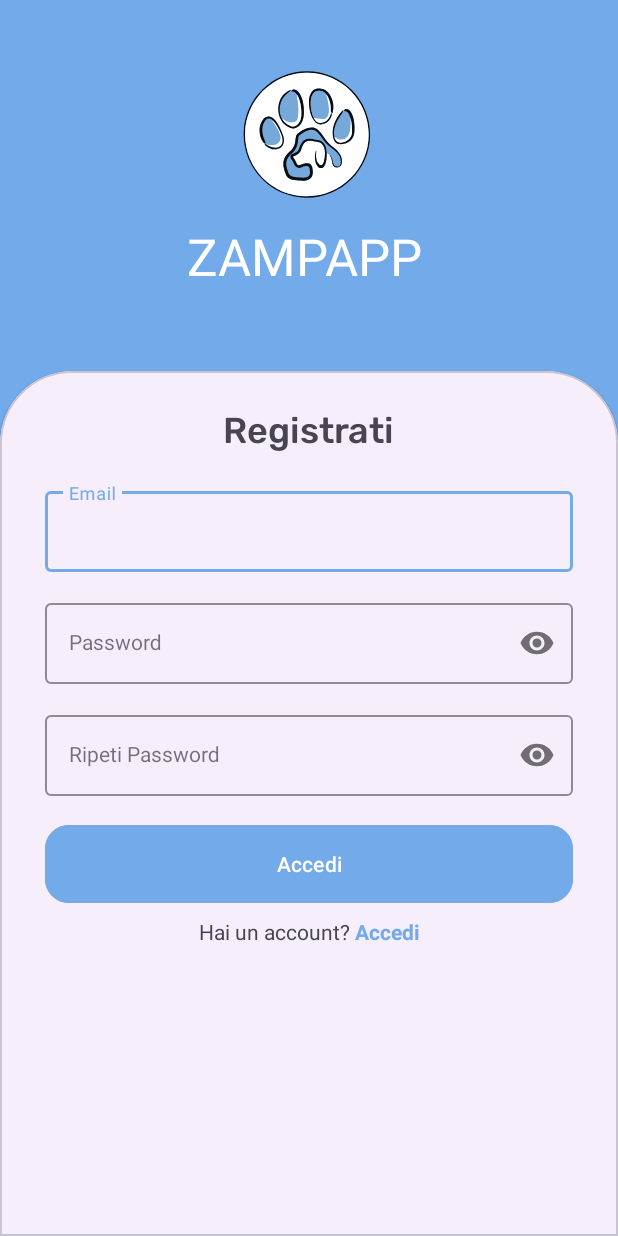
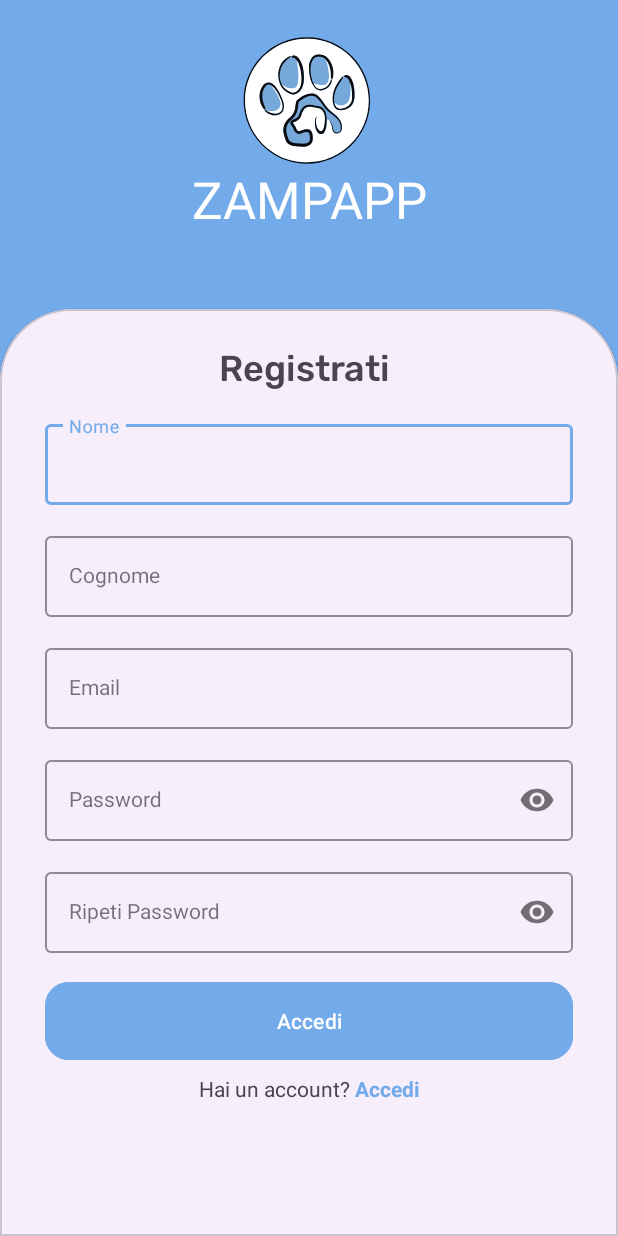
Before and after one commit to Enricomincio/Zampapp, an Android app: the SignUpActivity screen opened directly, with no data from a screen before it, on a phone screen of 412 x 824 dp. Run offline under Robolectric (Android 15) with nearby library versions, the phone set to English and light mode, and no system bars; our stand-ins replace Firebase (no records; nobody signed in at launch, a user with empty details on screens opened directly); Roboto replaces fonts that are not available here.

Commit message:
sing up con ui giusta

```diff
--- a/app/src/main/res/layout/activity_sign_up.xml
+++ b/app/src/main/res/layout/activity_sign_up.xml
@@ -8,16 +8,17 @@
     tools:context=".SignUpActivity">
 
 
+    <!-- Logo -->
     <ImageView
         android:id="@+id/logoImageView"
         android:layout_width="150dp"
         android:layout_height="100dp"
         android:layout_gravity="center"
+        android:layout_marginTop="24dp"
         android:clickable="true"
         android:focusable="true"
         android:scaleType="centerCrop"
         android:src="@drawable/logo_no_background"
-        app:layout_constraintBottom_toBottomOf="@+id/textView4"
         app:layout_constraintEnd_toEndOf="parent"
         app:layout_constraintStart_toStartOf="parent"
         app:layout_constraintTop_toTopOf="parent" />
@@ -26,6 +27,7 @@
         android:id="@+id/textView4"
         android:layout_width="wrap_content"
         android:layout_height="wrap_content"
+        android:layout_marginTop="110dp"
         android:fontFamily="@font/atma_semibold"
         android:lineSpacingExtra="8sp"
         android:text="ZAMPAPP"
@@ -33,20 +35,18 @@
         android:textColor="@color/white"
         android:textSize="34sp"
         android:typeface="normal"
-        app:layout_constraintBottom_toBottomOf="parent"
         app:layout_constraintEnd_toEndOf="parent"
-        app:layout_constraintHorizontal_bias="0.488"
         app:layout_constraintStart_toStartOf="parent"
-        app:layout_constraintTop_toTopOf="parent"
-        app:layout_constraintVertical_bias="0.19" />
+        app:layout_constraintTop_toTopOf="parent" />
 
     <androidx.constraintlayout.widget.Guideline
         android:id="@+id/guideline2"
         android:layout_width="wrap_content"
         android:layout_height="wrap_content"
         android:orientation="horizontal"
-        app:layout_constraintGuide_percent=".3" />
+        app:layout_constraintGuide_percent=".25" />
 
+    <!-- CardView con le form -->
     <com.google.android.material.card.MaterialCardView
         android:layout_width="match_parent"
         style="@style/custom_card_view."
@@ -58,10 +58,11 @@
             android:layout_width="match_parent"
             android:layout_height="match_parent">
 
+            <!-- Titolo Registrati -->
             <TextView
                 android:id="@+id/textView2"
-                android:layout_width="wrap_content"
-                android:layout_height="wrap_content"
+                android:layout_width="120dp"
+                android:layout_height="34dp"
                 android:layout_marginTop="8dp"
                 android:fontFamily="@font/rubik_medium"
                 android:text="Registrati"
@@ -69,6 +70,91 @@
                 app:layout_constraintEnd_toEndOf="parent"
                 app:layout_constraintStart_toStartOf="parent"
                 app:layout_constraintTop_toTopOf="parent" />
+
+            <!-- Form Nome e Cognome (orizzontale) -->
+
+            <!-- Form Data di Nascita e Sesso (orizzontale) -->
+
+            <!-- Email -->
+
+            <com.google.android.material.textfield.TextInputLayout
+                android:id="@+id/nomeLayout"
+                style="@style/LoginTextInputOuterFieldStyle"
+                android:layout_width="match_parent"
+                android:layout_height="wrap_content"
+                android:layout_marginStart="16dp"
+                android:layout_marginEnd="16dp"
+                android:layout_weight="1"
+                app:boxStrokeColor="@color/ble"
+                app:hintTextColor="@color/ble"
+                app:layout_constraintEnd_toEndOf="parent"
+                app:layout_constraintStart_toStartOf="parent"
+                app:layout_constraintTop_toBottomOf="@+id/textView2">
+
+                <com.google.android.material.textfield.TextInputEditText
+                    android:id="@+id/nomeEt"
+                    style="@style/LoginTextInputInnerFieldStyle"
+                    android:layout_width="match_parent"
+                    android:layout_height="wrap_content"
+                    android:hint="Nome" />
+            </com.google.android.material.textfield.TextInputLayout>
+
+            <com.google.android.material.textfield.TextInputLayout
+                android:id="@+id/cognomeLayout"
+                style="@style/LoginTextInputOuterFieldStyle"
+                android:layout_width="match_parent"
+                android:layout_height="wrap_content"
+                android:layout_marginStart="16dp"
+                android:layout_marginEnd="16dp"
+                android:layout_weight="1"
+                app:boxStrokeColor="@color/ble"
+                app:hintTextColor="@color/ble"
+                app:layout_constraintEnd_toEndOf="parent"
+                app:layout_constraintStart_toStartOf="parent"
+                app:layout_constraintTop_toBottomOf="@+id/nomeLayout">
+
+                <com.google.android.material.textfield.TextInputEditText
+                    android:id="@+id/cognomeEt"
+                    style="@style/LoginTextInputInnerFieldStyle"
+                    android:layout_width="match_parent"
+                    android:layout_height="wrap_content"
+                    android:hint="Cognome" />
+            </com.google.android.material.textfield.TextInputLayout>
+
+            <!-- Password -->
+
+            <!-- Conferma Password -->
+
+            <!-- Bottone Registrati -->
+
+            <!-- Link per accedere se si ha già un account -->
+
+            <com.google.android.material.textfield.TextInputLayout
+                android:id="@+id/confirmPasswordLayout"
+                style="@style/LoginTextInputOuterFieldStyle"
+                android:layout_width="match_parent"
+                android:layout_height="wrap_content"
+                android:layout_marginHorizontal="16dp"
+                android:layout_marginStart="16dp"
+                android:layout_marginEnd="16dp"
+                app:boxStrokeColor="@color/ble"
+                app:hintTextColor="@color/ble"
+                app:layout_constraintEnd_toEndOf="parent"
+                app:layout_constraintHorizontal_bias="1.0"
+                app:layout_constraintStart_toStartOf="parent"
+                app:layout_constraintTop_toBottomOf="@+id/passwordLayout"
+                app:passwordToggleEnabled="true">
+
+                <com.google.android.material.textfield.TextInputEditText
+                    android:id="@+id/confirmPassEt"
+                    style="@style/LoginTextInputInnerFieldStyle"
+                    android:layout_width="match_parent"
+                    android:layout_height="wrap_content"
+                    android:hint="Ripeti Password"
+                    android:inputType="textPassword"
+                    tools:layout_editor_absoluteX="32dp"
+                    tools:layout_editor_absoluteY="446dp" />
+            </com.google.android.material.textfield.TextInputLayout>
 
             <com.google.android.material.textfield.TextInputLayout
                 android:id="@+id/emailLayout"
@@ -79,7 +165,7 @@
                 app:hintTextColor="@color/ble"
                 app:layout_constraintEnd_toEndOf="parent"
                 app:layout_constraintStart_toStartOf="parent"
-                app:layout_constraintTop_toBottomOf="@+id/textView2">
+                app:layout_constraintTop_toBottomOf="@+id/cognomeLayout">
 
                 <com.google.android.material.textfield.TextInputEditText
                     android:id="@+id/emailEt"
@@ -89,67 +175,6 @@
                     android:hint="Email"
                     android:inputType="textEmailAddress" />
             </com.google.android.material.textfield.TextInputLayout>
-
-            <com.google.android.material.textfield.TextInputLayout
-                android:id="@+id/passwordLayout"
-                style="@style/LoginTextInputOuterFieldStyle"
-                android:layout_width="match_parent"
-                android:layout_height="wrap_content"
-                android:layout_marginHorizontal="16dp"
-                app:boxStrokeColor="@color/ble"
-                app:hintTextColor="@color/ble"
-                app:layout_constraintEnd_toEndOf="parent"
-                app:layout_constraintStart_toStartOf="parent"
-                app:layout_constraintTop_toBottomOf="@+id/emailLayout"
-                app:passwordToggleEnabled="true">
-
-                <com.google.android.material.textfield.TextInputEditText
-                    android:id="@+id/passET"
-                    style="@style/LoginTextInputInnerFieldStyle"
-                    android:layout_width="match_parent"
-                    android:layout_height="wrap_content"
-                    android:hint="Password"
-                    android:inputType="textPassword" />
-            </com.google.android.material.textfield.TextInputLayout>
-
-            <com.google.android.material.textfield.TextInputLayout
-                android:id="@+id/confirmPasswordLayout"
-                style="@style/LoginTextInputOuterFieldStyle"
-                android:layout_width="match_parent"
-                android:layout_height="wrap_content"
-                android:layout_marginHorizontal="16dp"
-                android:layout_marginTop="15dp"
-                app:boxStrokeColor="@color/ble"
-                app:hintTextColor="@color/ble"
-                app:layout_constraintEnd_toEndOf="parent"
-                app:layout_constraintStart_toStartOf="parent"
-                app:layout_constraintTop_toBottomOf="@+id/passwordLayout"
-                app:passwordToggleEnabled="true">
-
-                <com.google.android.material.textfield.TextInputEditText
-                    android:id="@+id/confirmPassEt"
-                    style="@style/LoginTextInputInnerFieldStyle"
-                    android:layout_width="match_parent"
-                    android:layout_height="wrap_content"
-                    android:hint="Ripeti Password"
-                    android:inputType="textPassword" />
-            </com.google.android.material.textfield.TextInputLayout>
-
-            <Button
-                android:id="@+id/button"
-                android:layout_width="0dp"
-                android:layout_height="60dp"
-                android:layout_marginStart="16dp"
-                android:layout_marginTop="15dp"
-                android:layout_marginEnd="16dp"
-                android:backgroundTint="@color/ble"
-                android:text="Accedi"
-                android:textColor="@color/white"
-                android:textColorLink="@color/ble"
-                app:cornerRadius="16dp"
-                app:layout_constraintEnd_toEndOf="parent"
-                app:layout_constraintStart_toStartOf="parent"
-                app:layout_constraintTop_toBottomOf="@+id/confirmPasswordLayout" />
 
             <LinearLayout
                 android:layout_width="wrap_content"
@@ -176,8 +201,50 @@
                     android:textColor="@color/ble"
                     android:textStyle="bold" />
             </LinearLayout>
+
+            <com.google.android.material.textfield.TextInputLayout
+                android:id="@+id/passwordLayout"
+                style="@style/LoginTextInputOuterFieldStyle"
+                android:layout_width="match_parent"
+                android:layout_height="wrap_content"
+                android:layout_marginHorizontal="16dp"
+                android:layout_marginStart="16dp"
+                android:layout_marginEnd="16dp"
+                app:boxStrokeColor="@color/ble"
+                app:hintTextColor="@color/ble"
+                app:layout_constraintEnd_toEndOf="parent"
+                app:layout_constraintStart_toStartOf="parent"
+                app:layout_constraintTop_toBottomOf="@+id/emailLayout"
+                app:passwordToggleEnabled="true">
+
+                <com.google.android.material.textfield.TextInputEditText
+                    android:id="@+id/passET"
+                    style="@style/LoginTextInputInnerFieldStyle"
+                    android:layout_width="match_parent"
+                    android:layout_height="wrap_content"
+                    android:hint="Password"
+                    android:inputType="textPassword"
+                    tools:layout_editor_absoluteX="16dp"
+                    tools:layout_editor_absoluteY="294dp" />
+            </com.google.android.material.textfield.TextInputLayout>
+
+            <Button
+                android:id="@+id/button"
+                android:layout_width="0dp"
+                android:layout_height="60dp"
+                android:layout_marginStart="16dp"
+                android:layout_marginTop="15dp"
+                android:layout_marginEnd="16dp"
+                android:backgroundTint="@color/ble"
+                android:text="Accedi"
+                android:textColor="@color/white"
+                android:textColorLink="@color/ble"
+                app:cornerRadius="16dp"
+                app:layout_constraintEnd_toEndOf="parent"
+                app:layout_constraintStart_toStartOf="parent"
+                app:layout_constraintTop_toBottomOf="@+id/confirmPasswordLayout" />
+
         </androidx.constraintlayout.widget.ConstraintLayout>
     </com.google.android.material.card.MaterialCardView>
 
-
 </androidx.constraintlayout.widget.ConstraintLayout>
```
